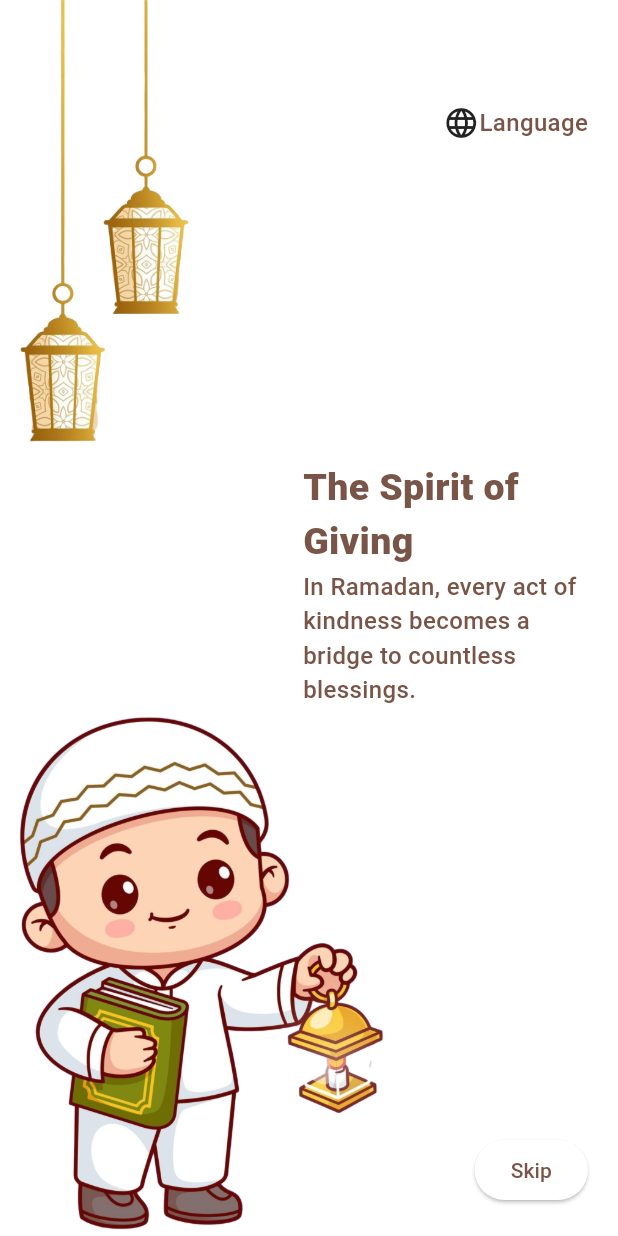
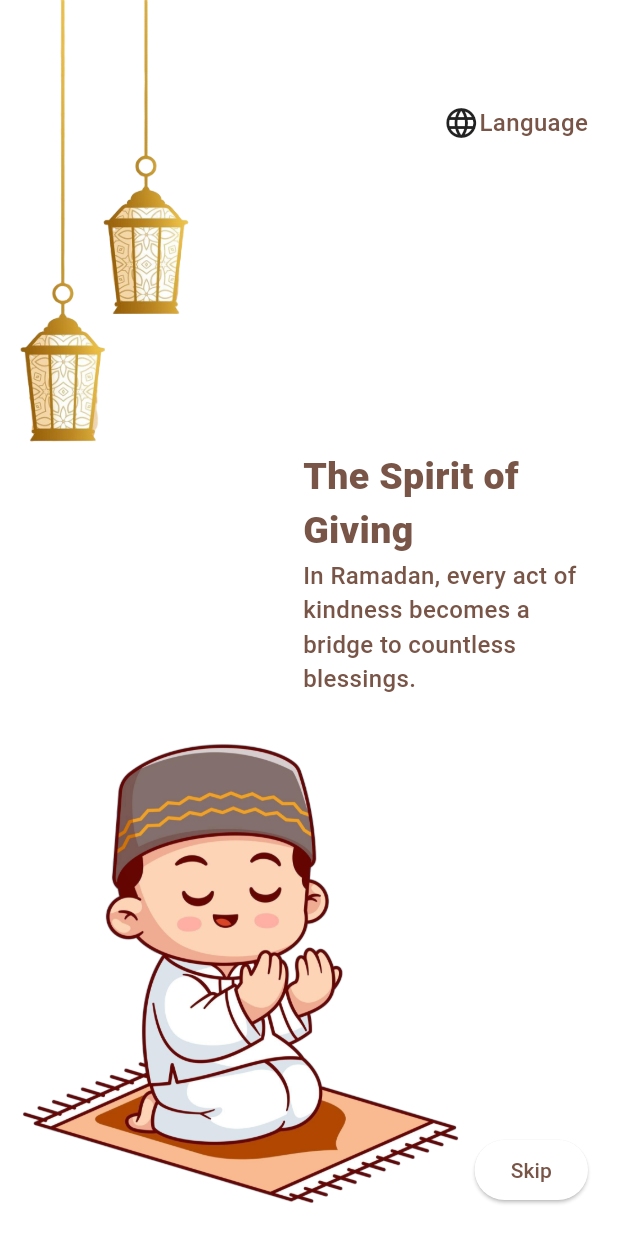
Before and after one commit to Tasneem-Zaareer/ramadan_guide_app, a Flutter app: the screen it shows after launch, swiped to page 3, on a phone screen of 412 x 824 dp. Run offline on Flutter 3.47's test engine with Material 3 defaults, Android fonts, the light colour scheme and no system bars; our stand-ins replace easy_localization, flutter_screenutil, persistent_bottom_nav_bar; Roboto replaces fonts that are missing (SF Pro Display).

Commit message:
edit onboarding imgs

```diff
--- a/lib/core/constants/app_images.dart
+++ b/lib/core/constants/app_images.dart
@@ -1,5 +1,8 @@
 class AppImages {
   static const String boyWithLantern = 'assets/images/boy_with_lantern.png';
+  static const String girlWithLantern = 'assets/images/girl_with_lantern.png';
+  static const String girlWithMoon = 'assets/images/girl_with_moon.png';
+
   static const String lantern = 'assets/images/lantern.png';
   static const String boyPray = 'assets/images/boy_pray.png';
   static const String quiz = 'assets/images/quiz.png';
--- a/lib/features/home/views/widgets/category_widget.dart
+++ b/lib/features/home/views/widgets/category_widget.dart
@@ -1,5 +1,4 @@
 import 'package:flutter/material.dart';
-
 import '../../../../core/widgets/text/custome_text.dart';
 
 class Category extends StatelessWidget {
--- a/lib/features/onboarding/views/onboarding_view_3.dart
+++ b/lib/features/onboarding/views/onboarding_view_3.dart
@@ -21,7 +21,7 @@ class OnboardingView3 extends StatelessWidget {
               fit: BoxFit.cover,
             ),
           ),
-          Spacer(flex: 3),
+          // Spacer(flex: 3),
           Row(
             mainAxisAlignment: MainAxisAlignment.end,
             children: [
@@ -43,13 +43,17 @@ class OnboardingView3 extends StatelessWidget {
               ),
             ],
           ),
-          Spacer(flex: 1),
-          Container(
-            height: 350,
-            width: 250,
-            child: Image.asset(
-              AppImages.boyWithLantern,
-              fit: BoxFit.contain,
+          // Spacer(flex: 1),
+          Transform(
+            alignment: Alignment.center,
+            transform: Matrix4.identity()..scale(-1.0, 1.0),
+            child: Container(
+              height: 370,
+              width: 300,
+              child: Image.asset(
+                AppImages.boyPray,
+                fit: BoxFit.contain,
+              ),
             ),
           ),
         ],
```
Also changed, not shown: lib/features/bottom_nav_bar/bottom_nav_bar.dart (+5 -4 lines), lib/features/onboarding/views/onboarding_view_2.dart (+7 -10 lines), lib/features/prayer_times/views/prayer_times_view.dart (+9 -8 lines), assets/images/girl_with_lantern.png (added), assets/images/girl_with_moon.png (added), pubspec.lock, 10 other files.
